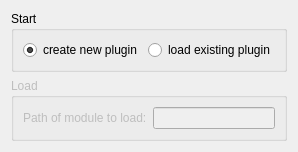
flowexpert/charon, file src/WizardPageStart.ui: the form before one commit.
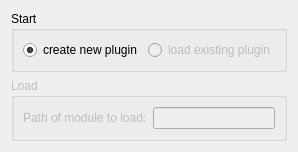
The form after the commit. Custom widgets are drawn as their Qt base class.

Diff of the .ui file:
```diff
--- a/src/WizardPageStart.ui
+++ b/src/WizardPageStart.ui
@@ -38,6 +38,9 @@
       </item>
       <item>
        <widget class="QRadioButton" name="selLoadMod">
+        <property name="enabled">
+         <bool>false</bool>
+        </property>
         <property name="text">
          <string>load existing plugin</string>
         </property>
```
